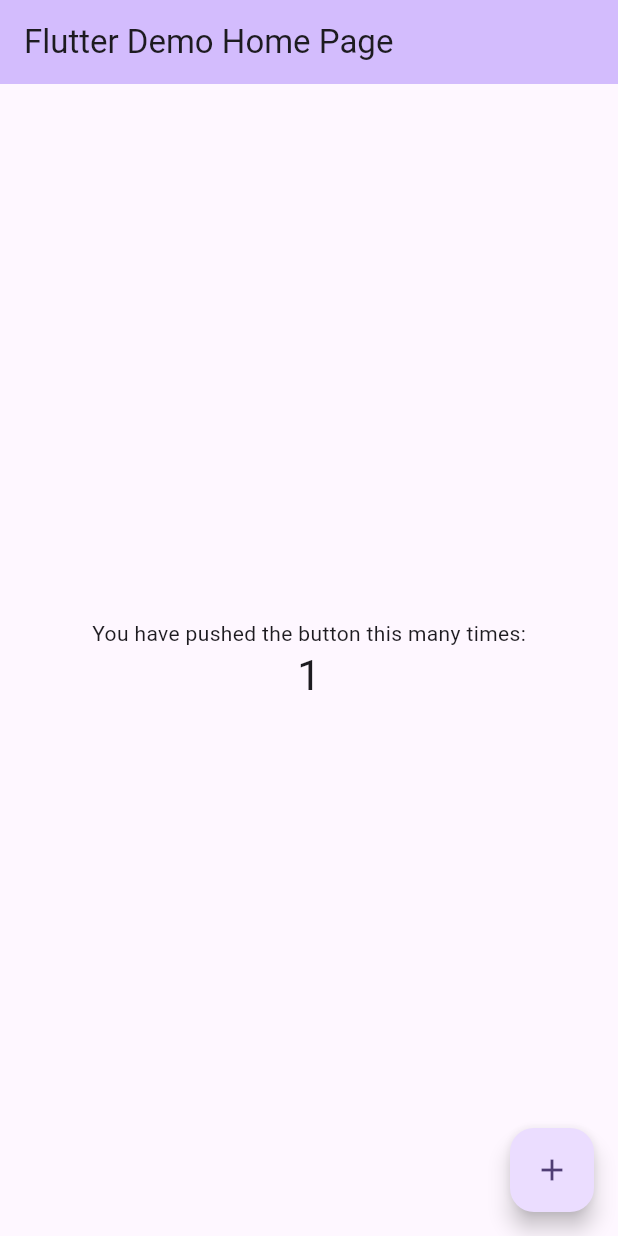
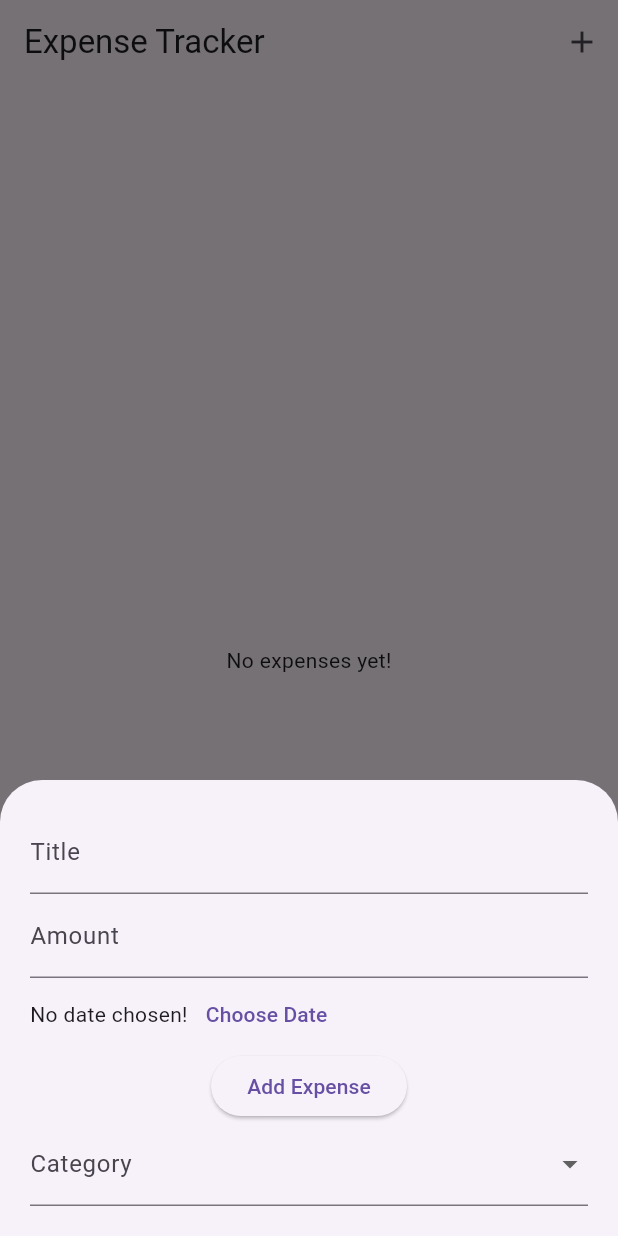
Before and after one commit to anjan-in/expense_tracker, a Flutter app: the screen it shows after launch, after a tap on the "add" icon, on a phone screen of 412 x 824 dp. Run offline on Flutter 3.47's test engine with Material 3 defaults, Android fonts, the phone set to English and light mode, and no system bars; our stand-ins replace hive; accounts and stored records are empty.

Commit message:
Added Expense model with Category enum and Created Expense List UI

```diff
--- a/expense_tracker/lib/main.dart
+++ b/expense_tracker/lib/main.dart
@@ -1,4 +1,6 @@
 import 'package:flutter/material.dart';
+
+import 'screens/home_screen.dart';
 
 void main() {
   runApp(const MyApp());
@@ -7,116 +9,13 @@ void main() {
 class MyApp extends StatelessWidget {
   const MyApp({super.key});
 
-  // This widget is the root of your application.
   @override
   Widget build(BuildContext context) {
     return MaterialApp(
-      title: 'Flutter Demo',
-      theme: ThemeData(
-        // This is the theme of your application.
-        //
-        // TRY THIS: Try running your application with "flutter run". You'll see
-        // the application has a purple toolbar. Then, without quitting the app,
-        // try changing the seedColor in the colorScheme below to Colors.green
-        // and then invoke "hot reload" (save your changes or press the "hot
-        // reload" button in a Flutter-supported IDE, or press "r" if you used
-        // the command line to start the app).
-        //
-        // Notice that the counter didn't reset back to zero; the application
-        // state is not lost during the reload. To reset the state, use hot
-        // restart instead.
-        //
-        // This works for code too, not just values: Most code changes can be
-        // tested with just a hot reload.
-        colorScheme: ColorScheme.fromSeed(seedColor: Colors.deepPurple),
-      ),
-      home: const MyHomePage(title: 'Flutter Demo Home Page'),
+      title: 'Expense Tracker',
+      theme: ThemeData(primarySwatch: Colors.teal, useMaterial3: true),
+      home: HomeScreen(),
+      debugShowCheckedModeBanner: false,
     );
   }
 }
-
-class MyHomePage extends StatefulWidget {
-  const MyHomePage({super.key, required this.title});
-
-  // This widget is the home page of your application. It is stateful, meaning
-  // that it has a State object (defined below) that contains fields that affect
-  // how it looks.
-
-  // This class is the configuration for the state. It holds the values (in this
-  // case the title) provided by the parent (in this case the App widget) and
-  // used by the build method of the State. Fields in a Widget subclass are
-  // always marked "final".
-
-  final String title;
-
-  @override
-  State<MyHomePage> createState() => _MyHomePageState();
-}
-
-class _MyHomePageState extends State<MyHomePage> {
-  int _counter = 0;
-
-  void _incrementCounter() {
-    setState(() {
-      // This call to setState tells the Flutter framework that something has
-      // changed in this State, which causes it to rerun the build method below
-      // so that the display can reflect the updated values. If we changed
-      // _counter without calling setState(), then the build method would not be
-      // called again, and so nothing would appear to happen.
-      _counter++;
-    });
-  }
-
-  @override
-  Widget build(BuildContext context) {
-    // This method is rerun every time setState is called, for instance as done
-    // by the _incrementCounter method above.
-    //
-    // The Flutter framework has been optimized to make rerunning build methods
-    // fast, so that you can just rebuild anything that needs updating rather
-    // than having to individually change instances of widgets.
-    return Scaffold(
-      appBar: AppBar(
-        // TRY THIS: Try changing the color here to a specific color (to
-        // Colors.amber, perhaps?) and trigger a hot reload to see the AppBar
-        // change color while the other colors stay the same.
-        backgroundColor: Theme.of(context).colorScheme.inversePrimary,
-        // Here we take the value from the MyHomePage object that was created by
-        // the App.build method, and use it to set our appbar title.
-        title: Text(widget.title),
-      ),
-      body: Center(
-        // Center is a layout widget. It takes a single child and positions it
-        // in the middle of the parent.
-        child: Column(
-          // Column is also a layout widget. It takes a list of children and
-          // arranges them vertically. By default, it sizes itself to fit its
-          // children horizontally, and tries to be as tall as its parent.
-          //
-          // Column has various properties to control how it sizes itself and
-          // how it positions its children. Here we use mainAxisAlignment to
-          // center the children vertically; the main axis here is the vertical
-          // axis because Columns are vertical (the cross axis would be
-          // horizontal).
-          //
-          // TRY THIS: Invoke "debug painting" (choose the "Toggle Debug Paint"
-          // action in the IDE, or press "p" in the console), to see the
-          // wireframe for each widget.
-          mainAxisAlignment: MainAxisAlignment.center,
-          children: <Widget>[
-            const Text('You have pushed the button this many times:'),
-            Text(
-              '$_counter',
-              style: Theme.of(context).textTheme.headlineMedium,
-            ),
-          ],
-        ),
-      ),
-      floatingActionButton: FloatingActionButton(
-        onPressed: _incrementCounter,
-        tooltip: 'Increment',
-        child: const Icon(Icons.add),
-      ), // This trailing comma makes auto-formatting nicer for build methods.
-    );
-  }
-}
--- /dev/null
+++ b/expense_tracker/lib/models/expense.dart
@@ -0,0 +1,27 @@
+import 'package:hive/hive.dart';
+
+part 'expense.g.dart'; // This line tells Flutter to generate a file.
+
+@HiveType(typeId: 0)
+enum Category { food, travel, shopping, bills, others }
+
+class Expense {
+  @HiveField(0)
+  final String title;
+
+  @HiveField(1)
+  final double amount;
+
+  @HiveField(2)
+  final DateTime date;
+
+  @HiveField(3)
+  final String category;
+
+  Expense({
+    required this.title,
+    required this.amount,
+    required this.date,
+    required this.category,
+  });
+}
--- /dev/null
+++ b/expense_tracker/lib/screens/home_screen.dart
@@ -0,0 +1,115 @@
+// import 'package:flutter/material.dart';
+
+// class HomeScreen extends StatelessWidget {
+//   @override
+//   Widget build(BuildContext context) {
+//     return Scaffold(
+//       appBar: AppBar(title: Text('Expense Tracker')),
+//       body: Center(child: Text('Welcome to Expense Tracker!')),
+//     );
+//   }
+// }
+
+import 'package:flutter/material.dart';
+import '../models/expense.dart';
+import '../widgets/add_expense.dart';
+
+class HomeScreen extends StatefulWidget {
+  const HomeScreen({super.key});
+
+  @override
+  State<HomeScreen> createState() => _HomeScreenState();
+}
+
+class _HomeScreenState extends State<HomeScreen> {
+  final List<Expense> _expenses = [];
+
+  void _openAddExpenseModal(BuildContext context) {
+    showModalBottomSheet(
+      context: context,
+      isScrollControlled: true,
+      builder: (_) {
+        return Padding(
+          padding: EdgeInsets.only(
+            top: 20,
+            left: 20,
+            right: 20,
+            bottom: MediaQuery.of(context).viewInsets.bottom + 20,
+          ),
+          child: AddExpense(onAdd: _addNewExpense),
+        );
+      },
+    );
+  }
+
+  void _addNewExpense(Expense expense) {
+    setState(() {
+      _expenses.add(expense);
+    });
+  }
+
+  @override
+  Widget build(BuildContext context) {
+    return Scaffold(
+      appBar: AppBar(
+        title: const Text('Expense Tracker'),
+        actions: [
+          IconButton(
+            icon: const Icon(Icons.add),
+            onPressed: () => _openAddExpenseModal(context),
+          ),
+        ],
+      ),
+      body:
+          _expenses.isEmpty
+              ? const Center(child: Text('No expenses yet!'))
+              : ListView.builder(
+                itemCount: _expenses.length,
+                itemBuilder: (ctx, index) {
+                  final exp = _expenses[index];
+                  // return ListTile(
+                  //   title: Text(exp.title),
+                  //   subtitle: Text('${exp.date.toLocal()}'.split(' ')[0]),
+                  //   trailing: Text('₹${exp.amount.toStringAsFixed(2)}'),
+                  // );
+                  return Card(
+                    margin: const EdgeInsets.symmetric(
+                      horizontal: 16,
+                      vertical: 8,
+                    ),
+                    elevation: 4,
+                    shape: RoundedRectangleBorder(
+                      borderRadius: BorderRadius.circular(12),
+                    ),
+                    child: ListTile(
+                      leading: Icon(
+                        categoryIcons[exp.category],
+                        size: 30,
+                        color: Colors.deepPurple,
+                      ),
+                      title: Text(
+                        exp.title,
+                        style: TextStyle(fontWeight: FontWeight.bold),
+                      ),
+                      subtitle: Text('${exp.date.toLocal()}'.split(' ')[0]),
+                      trailing: Text('₹${exp.amount.toStringAsFixed(2)}'),
+                    ),
+                  );
+                },
+              ),
+
+      floatingActionButton: FloatingActionButton(
+        onPressed: () => _openAddExpenseModal(context),
+        child: const Icon(Icons.add),
+      ),
+    );
+  }
+}
+
+const categoryIcons = {
+  Category.food: Icons.fastfood,
+  Category.travel: Icons.flight_takeoff,
+  Category.shopping: Icons.shopping_cart,
+  Category.bills: Icons.receipt_long,
+  Category.others: Icons.category,
+};
--- /dev/null
+++ b/expense_tracker/lib/widgets/add_expense.dart
@@ -0,0 +1,102 @@
+import 'package:flutter/material.dart';
+import '../models/expense.dart';
+
+class AddExpense extends StatefulWidget {
+  final Function(Expense) onAdd;
+
+  const AddExpense({super.key, required this.onAdd});
+
+  @override
+  State<AddExpense> createState() => _AddExpenseState();
+}
+
+class _AddExpenseState extends State<AddExpense> {
+  final titleController = TextEditingController();
+  final amountController = TextEditingController();
+  DateTime? selectedDate;
+  Category? selectedCategory;
+
+  void _submitData() {
+    final enteredTitle = titleController.text;
+    final enteredAmount = double.tryParse(amountController.text);
+
+    if (enteredTitle.isEmpty || enteredAmount == null || selectedDate == null)
+      return;
+
+    widget.onAdd(
+      Expense(
+        title: enteredTitle,
+        amount: enteredAmount,
+        date: selectedDate!,
+        category: 'others',
+      ),
+    );
+
+    Navigator.of(context).pop(); // close the modal
+  }
+
+  void _presentDatePicker() {
+    showDatePicker(
+      context: context,
+      firstDate: DateTime(2023),
+      lastDate: DateTime.now(),
+      initialDate: DateTime.now(),
+    ).then((picked) {
+      if (picked == null) return;
+      setState(() {
+        selectedDate = picked;
+      });
+    });
+  }
+
+  @override
+  Widget build(BuildContext context) {
+    return Column(
+      mainAxisSize: MainAxisSize.min,
+      children: [
+        TextField(
+          controller: titleController,
+          decoration: const InputDecoration(labelText: 'Title'),
+        ),
+        TextField(
+          controller: amountController,
+          keyboardType: TextInputType.number,
+          decoration: const InputDecoration(labelText: 'Amount'),
+        ),
+        Row(
+          children: [
+            Text(
+              selectedDate == null
+                  ? 'No date chosen!'
+                  : 'Picked: ${selectedDate!.toLocal()}'.split(' ')[0],
+            ),
+            TextButton(
+              onPressed: _presentDatePicker,
+              child: const Text('Choose Date'),
+            ),
+          ],
+        ),
+        ElevatedButton(
+          onPressed: _submitData,
+          child: const Text('Add Expense'),
+        ),
+        DropdownButtonFormField<Category>(
+          value: selectedCategory,
+          decoration: InputDecoration(labelText: 'Category'),
+          items:
+              Category.values.map((category) {
+                return DropdownMenuItem(
+                  value: category,
+                  child: Text(category.name.toUpperCase()),
+                );
+              }).toList(),
+          onChanged: (value) {
+            setState(() {
+              selectedCategory = value!;
+            });
+          },
+        ),
+      ],
+    );
+  }
+}
--- a/expense_tracker/pubspec.yaml
+++ b/expense_tracker/pubspec.yaml
@@ -36,6 +36,7 @@ dependencies:
   cupertino_icons: ^1.0.8
   hive: ^2.2.3
   hive_flutter: ^1.1.0
+  path_provider: ^2.1.5
 
 dev_dependencies:
   flutter_test:
```
Also changed, not shown: expense_tracker/lib/models/expense.g.dart (added), expense_tracker/pubspec.lock, 2 other files.
